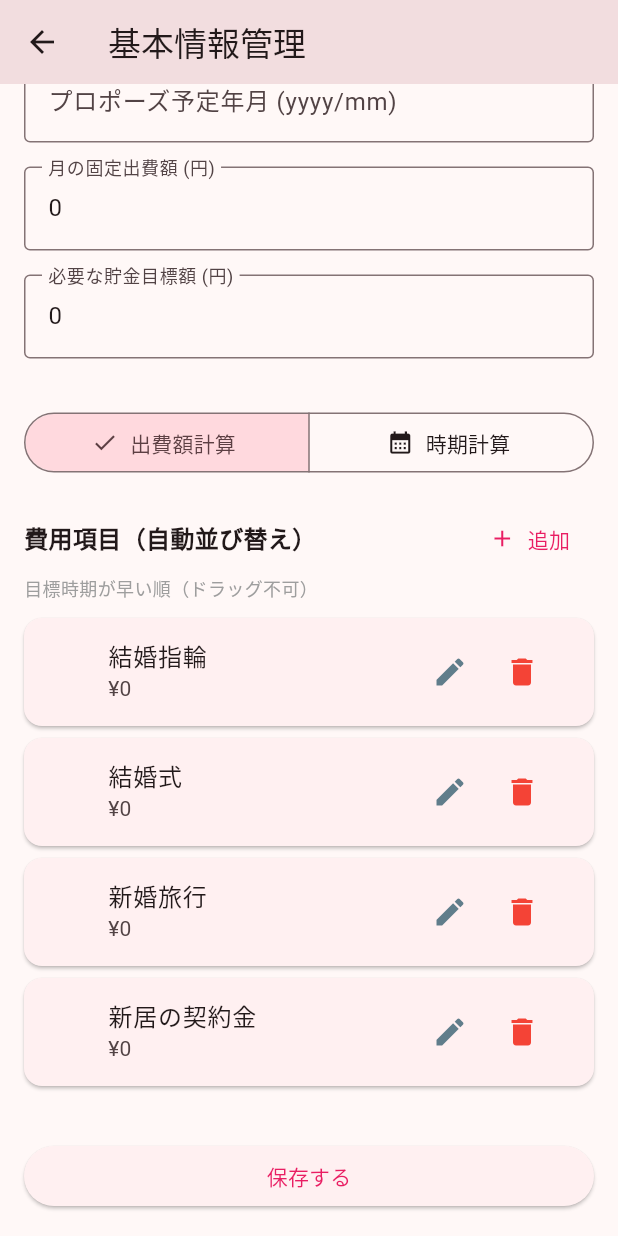
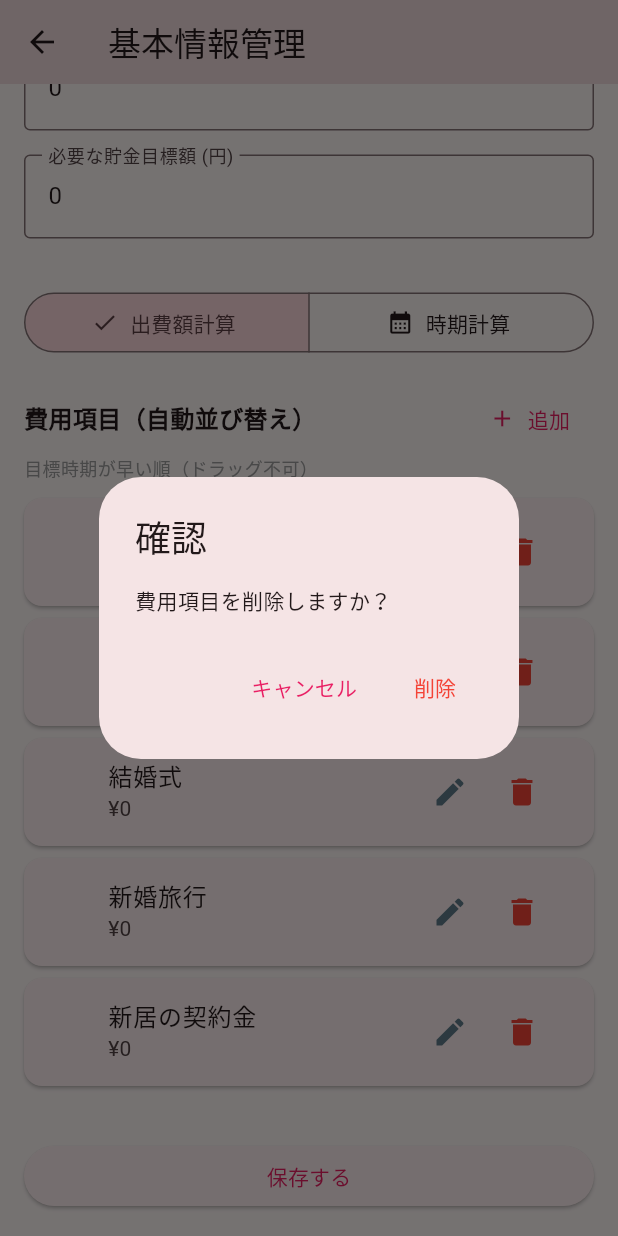
Before and after one commit to Ittalian/wedding_fund, a Flutter app: the BasicInfoScreen screen opened directly, scrolled down 114 dp, after a tap on the "delete" icon, on a phone screen of 412 x 824 dp. Run offline on Flutter 3.47's test engine with Material 3 defaults, Android fonts, the phone set to English and light mode, and no system bars; our stand-ins replace cloud_firestore, firebase_core, flutter_riverpod, freezed_annotation, riverpod_annotation; accounts and stored records are empty; generated files the repository leaves out were written again.

Commit message:
削除時に確認ダイアログを出すように

```diff
--- a/lib/screens/basic_info_screen.dart
+++ b/lib/screens/basic_info_screen.dart
@@ -486,7 +486,30 @@ class _BasicInfoScreenState extends ConsumerState<BasicInfoScreen> {
             ),
             IconButton(
               icon: const Icon(Icons.delete, color: Colors.red),
-              onPressed: () => setState(() => _expenses.removeWhere((e) => e.id == item.id)),
+              onPressed: () {
+                showDialog(
+                  context: context,
+                  builder: (context) {
+                    return AlertDialog(
+                      title: const Text('確認'),
+                      content: const Text('費用項目を削除しますか？'),
+                      actions: [
+                        TextButton(
+                          onPressed: () => Navigator.pop(context),
+                          child: const Text('キャンセル'),
+                        ),
+                        TextButton(
+                          onPressed: () {
+                            setState(() => _expenses.removeWhere((e) => e.id == item.id));
+                            Navigator.pop(context);
+                          },
+                          child: const Text('削除', style: TextStyle(color: Colors.red)),
+                        ),
+                      ],
+                    );
+                  },
+                );
+              },
             ),
           ],
         ),
```
